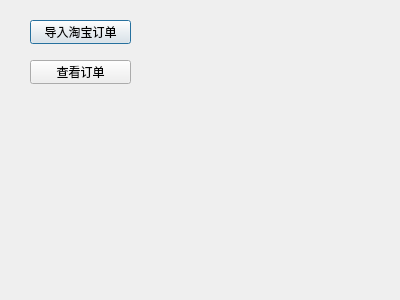
The window that ordermanagedialog.ui (cryring/myorder) describes before a commit, drawn with Qt 5.
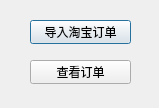
The same window after the commit.

```diff
--- a/ordermanagedialog.ui
+++ b/ordermanagedialog.ui
@@ -6,8 +6,8 @@
    <rect>
     <x>0</x>
     <y>0</y>
-    <width>400</width>
-    <height>300</height>
+    <width>159</width>
+    <height>108</height>
    </rect>
   </property>
   <property name="windowTitle">
```
